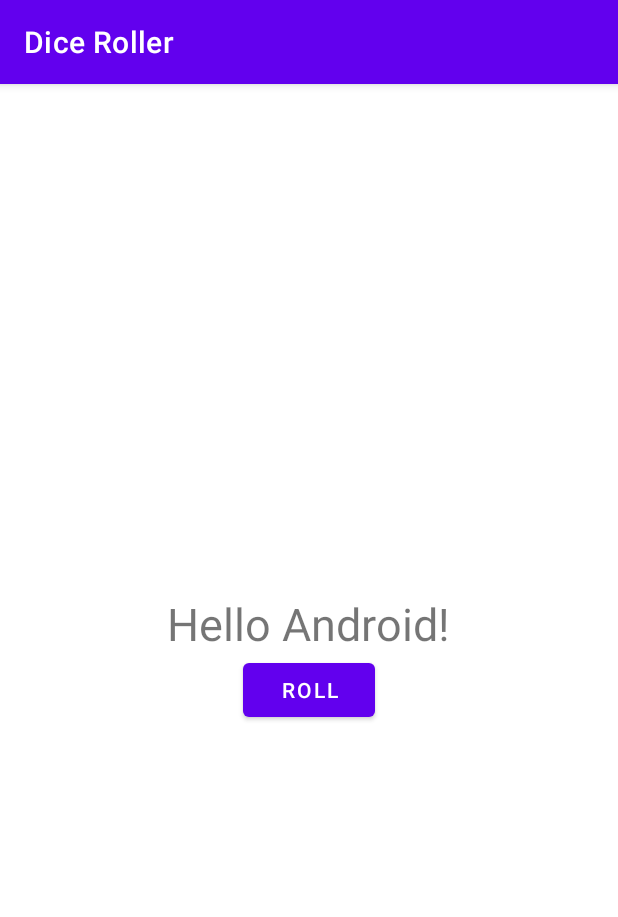
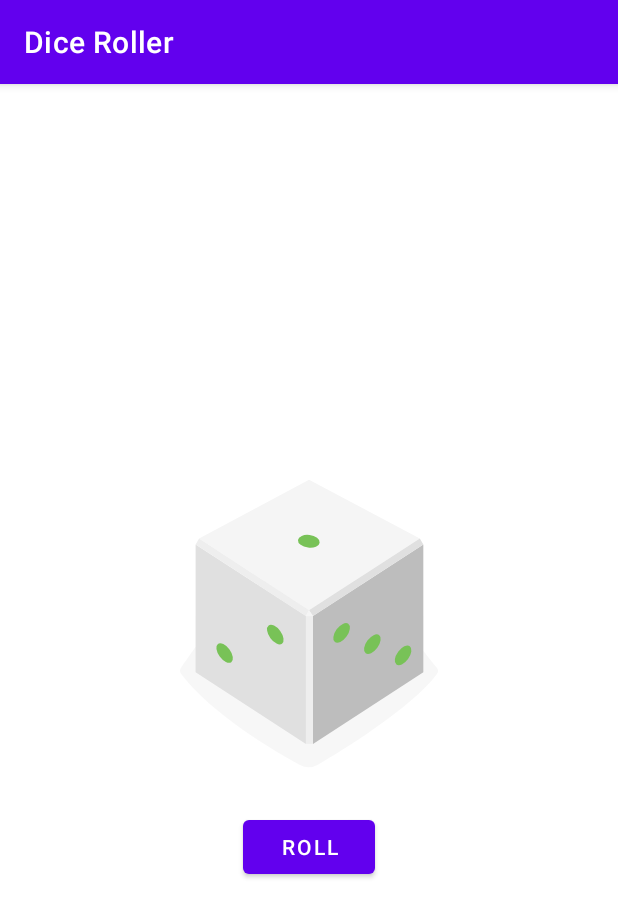
Before and after one commit to fede-debe/DiceRoller, an Android app: the screen it shows after launch (MainActivity), on a phone screen of 412 x 824 dp. Shown: the top 917 px of the screen. Run offline under Robolectric (Android 15) with nearby library versions, the phone set to English and light mode, and no system bars.

Commit message:
the app now can display the image of the dice with the number related to the result of the method that get executed when the user click the button.

```diff
--- a/app/src/main/java/com/example/diceroller/MainActivity.kt
+++ b/app/src/main/java/com/example/diceroller/MainActivity.kt
@@ -12,21 +12,25 @@ class MainActivity : AppCompatActivity() {
         super.onCreate(savedInstanceState)
         setContentView(R.layout.activity_main)
 
+        btn_roll.text = resources.getString(R.string.roll) // change the value of the text by using a String
 
-        btn_roll.text = resources.getString(R.string.roll)
-
+        // set an event for this View
         btn_roll.setOnClickListener{
             // Toast.makeText(this, "Let's Roll", Toast.LENGTH_LONG).show()
-            rollDice()
+            rollDice() // each time the user click on it will get a result from this method
         }
-
-
     }
 
     private fun rollDice() {
-        val randomInt = (1..6).random()
-        tv_roll_result.text = randomInt.toString()
+        val resultImageDice = when ((1..6).random()) { // based on the random result I want to display the related image
+            1-> R.drawable.dice_1
+            2-> R.drawable.dice_2
+            3-> R.drawable.dice_3
+            4-> R.drawable.dice_4
+            5-> R.drawable.dice_5
+            else-> R.drawable.dice_6
+        }
+
+        dice_image.setImageResource(resultImageDice) // we set the image related to the random number to this View
     }
-
-
 }
--- /dev/null
+++ b/app/src/main/res/drawable/dice_1.xml
@@ -0,0 +1,66 @@
+<!--
+  ~ Copyright 2018, The Android Open Source Project
+  ~
+  ~ Licensed under the Apache License, Version 2.0 (the "License");
+  ~ you may not use this file except in compliance with the License.
+  ~ You may obtain a copy of the License at
+  ~
+  ~     http://www.apache.org/licenses/LICENSE-2.0
+  ~
+  ~ Unless required by applicable law or agreed to in writing, software
+  ~ distributed under the License is distributed on an "AS IS" BASIS,
+  ~ WITHOUT WARRANTIES OR CONDITIONS OF ANY KIND, either express or implied.
+  ~ See the License for the specific language governing permissions and
+  ~ limitations under the License.
+  -->
+
+<vector xmlns:android="http://schemas.android.com/apk/res/android"
+    android:width="200dp"
+    android:height="250dp"
+    android:viewportWidth="800"
+    android:viewportHeight="1000">
+    <path
+        android:fillAlpha="0.5"
+        android:fillColor="#eee"
+        android:pathData="M740.8,635.42c-68.27,90.47 -249.77,201.76 -316,240.63a50.7,50.7 0,0 1,-49.93 0.81c-64.19,-35 -234.09,-133.88 -315.65,-242a14.69,14.69 0,0 1,-0.12 -17.49c77.58,-106.29 159.67,-258.89 341.06,-258.89 182,0 242.19,139.08 340.27,258.88A14.62,14.62 0,0 1,740.8 635.42Z"
+        android:strokeAlpha="0.5" />
+    <path
+        android:fillColor="#bdbdbd"
+        android:pathData="M704.9,630l-294.29,191.06l0,-340.85l294.29,-191.06l0,340.85z" />
+    <path
+        android:fillColor="#e0e0e0"
+        android:pathData="M97.59,630l294.29,191.06l0,-340.85l-294.29,-191.06l0,340.85z" />
+    <path
+        android:fillColor="#f5f5f5"
+        android:pathData="M400.14,464.73l-293.19,-191.45l293.19,-156.31l295.39,156.31l-295.39,191.45z" />
+    <path
+        android:fillColor="#eee"
+        android:pathData="M106.95,273.28l-9.36,15.87l294.29,191.06l8.26,-15.48l-293.19,-191.45z" />
+    <path
+        android:fillColor="#e0e0e0"
+        android:pathData="M695.53,273.28l9.37,15.87l-294.29,191.06l-10.47,-15.48l295.39,-191.45z" />
+    <path
+        android:fillColor="#eee"
+        android:pathData="M391.88,480.21h18.73v340.85h-18.73z" />
+    <path
+        android:fillColor="#f5f5f5"
+        android:pathData="M400.14,464.73l-8.26,15.48l18.73,0l-10.47,-15.48z" />
+    <path
+        android:fillColor="#78c257"
+        android:pathData="M397.45,297.62a16.9,28.71 97.07,1 0,4.16 -33.54a16.9,28.71 97.07,1 0,-4.16 33.54z" />
+    <path
+        android:fillColor="#78c257"
+        android:pathData="M297.17,539.02a30.12,16.11 53.82,1 0,26.01 -19.02a30.12,16.11 53.82,1 0,-26.01 19.02z" />
+    <path
+        android:fillColor="#78c257"
+        android:pathData="M161.96,588.24a30.12,16.11 53.82,1 0,26.01 -19.02a30.12,16.11 53.82,1 0,-26.01 19.02z" />
+    <path
+        android:fillColor="#78c257"
+        android:pathData="M551.15,579.45a30.12,16.11 126.18,1 0,35.56 -48.62a30.12,16.11 126.18,1 0,-35.56 48.62z" />
+    <path
+        android:fillColor="#78c257"
+        android:pathData="M469.12,549.58a30.12,16.11 126.18,1 0,35.56 -48.62a30.12,16.11 126.18,1 0,-35.56 48.62z" />
+    <path
+        android:fillColor="#78c257"
+        android:pathData="M633.17,609.29a30.12,16.11 126.18,1 0,35.56 -48.62a30.12,16.11 126.18,1 0,-35.56 48.62z" />
+</vector>
--- /dev/null
+++ b/app/src/main/res/drawable/dice_2.xml
@@ -0,0 +1,66 @@
+<!--
+  ~ Copyright 2018, The Android Open Source Project
+  ~
+  ~ Licensed under the Apache License, Version 2.0 (the "License");
+  ~ you may not use this file except in compliance with the License.
+  ~ You may obtain a copy of the License at
+  ~
+  ~     http://www.apache.org/licenses/LICENSE-2.0
+  ~
+  ~ Unless required by applicable law or agreed to in writing, software
+  ~ distributed under the License is distributed on an "AS IS" BASIS,
+  ~ WITHOUT WARRANTIES OR CONDITIONS OF ANY KIND, either express or implied.
+  ~ See the License for the specific language governing permissions and
+  ~ limitations under the License.
+  -->
+
+<vector xmlns:android="http://schemas.android.com/apk/res/android"
+    android:width="200dp"
+    android:height="250dp"
+    android:viewportWidth="800"
+    android:viewportHeight="1000">
+    <path
+        android:fillAlpha="0.5"
+        android:fillColor="#eee"
+        android:pathData="M740.8,635.42c-68.27,90.47 -249.77,201.76 -316,240.63a50.7,50.7 0,0 1,-49.93 0.81c-64.19,-35 -234.09,-133.88 -315.65,-242a14.69,14.69 0,0 1,-0.12 -17.49c77.58,-106.29 159.67,-258.89 341.06,-258.89 182,0 242.19,139.08 340.27,258.88A14.62,14.62 0,0 1,740.8 635.42Z"
+        android:strokeAlpha="0.5" />
+    <path
+        android:fillColor="#bdbdbd"
+        android:pathData="M704.9,630l-294.29,191.06l0,-340.85l294.29,-191.06l0,340.85z" />
+    <path
+        android:fillColor="#e0e0e0"
+        android:pathData="M97.59,630l294.29,191.06l0,-340.85l-294.29,-191.06l0,340.85z" />
+    <path
+        android:fillColor="#f5f5f5"
+        android:pathData="M400.14,464.73l-293.19,-191.45l293.19,-156.31l295.39,156.31l-295.39,191.45z" />
+    <path
+        android:fillColor="#eee"
+        android:pathData="M106.95,273.28l-9.36,15.87l294.29,191.06l8.26,-15.48l-293.19,-191.45z" />
+    <path
+        android:fillColor="#e0e0e0"
+        android:pathData="M695.53,273.28l9.37,15.87l-294.29,191.06l-10.47,-15.48l295.39,-191.45z" />
+    <path
+        android:fillColor="#eee"
+        android:pathData="M391.88,480.21h18.73v340.85h-18.73z" />
+    <path
+        android:fillColor="#f5f5f5"
+        android:pathData="M400.14,464.73l-8.26,15.48l18.73,0l-10.47,-15.48z" />
+    <path
+        android:fillColor="#78c257"
+        android:pathData="M520.85,303.25a16.9,28.71 97.07,1 0,4.16 -33.54a16.9,28.71 97.07,1 0,-4.16 33.54z" />
+    <path
+        android:fillColor="#78c257"
+        android:pathData="M273.33,291.99a16.9,28.71 97.07,1 0,4.16 -33.54a16.9,28.71 97.07,1 0,-4.16 33.54z" />
+    <path
+        android:fillColor="#78c257"
+        android:pathData="M229.56,563.64a30.12,16.11 53.82,1 0,26.01 -19.02a30.12,16.11 53.82,1 0,-26.01 19.02z" />
+    <path
+        android:fillColor="#78c257"
+        android:pathData="M311.58,533.77a30.12,16.11 53.82,1 0,26.01 -19.02a30.12,16.11 53.82,1 0,-26.01 19.02z" />
+    <path
+        android:fillColor="#78c257"
+        android:pathData="M147.54,593.49a30.12,16.11 53.82,1 0,26.01 -19.02a30.12,16.11 53.82,1 0,-26.01 19.02z" />
+    <path
+        android:fillColor="#78c257"
+        android:pathData="M551.15,579.45a30.12,16.11 126.18,1 0,35.56 -48.62a30.12,16.11 126.18,1 0,-35.56 48.62z" />
+</vector>
--- /dev/null
+++ b/app/src/main/res/drawable/dice_3.xml
@@ -0,0 +1,66 @@
+<!--
+  ~ Copyright 2018, The Android Open Source Project
+  ~
+  ~ Licensed under the Apache License, Version 2.0 (the "License");
+  ~ you may not use this file except in compliance with the License.
+  ~ You may obtain a copy of the License at
+  ~
+  ~     http://www.apache.org/licenses/LICENSE-2.0
+  ~
+  ~ Unless required by applicable law or agreed to in writing, software
+  ~ distributed under the License is distributed on an "AS IS" BASIS,
+  ~ WITHOUT WARRANTIES OR CONDITIONS OF ANY KIND, either express or implied.
+  ~ See the License for the specific language governing permissions and
+  ~ limitations under the License.
+  -->
+
+<vector xmlns:android="http://schemas.android.com/apk/res/android"
+    android:width="200dp"
+    android:height="250dp"
+    android:viewportWidth="800"
+    android:viewportHeight="1000">
+    <path
+        android:fillAlpha="0.5"
+        android:fillColor="#eee"
+        android:pathData="M740.8,635.42c-68.27,90.47 -249.77,201.76 -316,240.63a50.7,50.7 0,0 1,-49.93 0.81c-64.19,-35 -234.09,-133.88 -315.65,-242a14.69,14.69 0,0 1,-0.12 -17.49c77.58,-106.29 159.67,-258.89 341.06,-258.89 182,0 242.19,139.08 340.27,258.88A14.62,14.62 0,0 1,740.8 635.42Z"
+        android:strokeAlpha="0.5" />
+    <path
+        android:fillColor="#bdbdbd"
+        android:pathData="M704.9,630l-294.29,191.06l0,-340.85l294.29,-191.06l0,340.85z" />
+    <path
+        android:fillColor="#e0e0e0"
+        android:pathData="M97.59,630l294.29,191.06l0,-340.85l-294.29,-191.06l0,340.85z" />
+    <path
+        android:fillColor="#f5f5f5"
+        android:pathData="M400.14,464.73l-293.19,-191.45l293.19,-156.31l295.39,156.31l-295.39,191.45z" />
+    <path
+        android:fillColor="#eee"
+        android:pathData="M106.95,273.28l-9.36,15.87l294.29,191.06l8.26,-15.48l-293.19,-191.45z" />
+    <path
+        android:fillColor="#e0e0e0"
+        android:pathData="M695.53,273.28l9.37,15.87l-294.29,191.06l-10.47,-15.48l295.39,-191.45z" />
+    <path
+        android:fillColor="#eee"
+        android:pathData="M391.88,480.21h18.73v340.85h-18.73z" />
+    <path
+        android:fillColor="#f5f5f5"
+        android:pathData="M400.14,464.73l-8.26,15.48l18.73,0l-10.47,-15.48z" />
+    <path
+        android:fillColor="#78c257"
+        android:pathData="M398.11,297.62a16.9,28.71 97.07,1 0,4.16 -33.54a16.9,28.71 97.07,1 0,-4.16 33.54z" />
+    <path
+        android:fillColor="#78c257"
+        android:pathData="M548.27,304.46a16.9,28.71 97.07,1 0,4.16 -33.54a16.9,28.71 97.07,1 0,-4.16 33.54z" />
+    <path
+        android:fillColor="#78c257"
+        android:pathData="M247.95,290.79a16.9,28.71 97.07,1 0,4.16 -33.54a16.9,28.71 97.07,1 0,-4.16 33.54z" />
+    <path
+        android:fillColor="#78c257"
+        android:pathData="M229.56,563.64a30.12,16.11 53.82,1 0,26.01 -19.02a30.12,16.11 53.82,1 0,-26.01 19.02z" />
+    <path
+        android:fillColor="#78c257"
+        android:pathData="M483.54,554.83a30.12,16.11 126.18,1 0,35.56 -48.62a30.12,16.11 126.18,1 0,-35.56 48.62z" />
+    <path
+        android:fillColor="#78c257"
+        android:pathData="M618.75,604.04a30.12,16.11 126.18,1 0,35.56 -48.62a30.12,16.11 126.18,1 0,-35.56 48.62z" />
+</vector>
--- /dev/null
+++ b/app/src/main/res/drawable/dice_4.xml
@@ -0,0 +1,69 @@
+<!--
+  ~ Copyright 2018, The Android Open Source Project
+  ~
+  ~ Licensed under the Apache License, Version 2.0 (the "License");
+  ~ you may not use this file except in compliance with the License.
+  ~ You may obtain a copy of the License at
+  ~
+  ~     http://www.apache.org/licenses/LICENSE-2.0
+  ~
+  ~ Unless required by applicable law or agreed to in writing, software
+  ~ distributed under the License is distributed on an "AS IS" BASIS,
+  ~ WITHOUT WARRANTIES OR CONDITIONS OF ANY KIND, either express or implied.
+  ~ See the License for the specific language governing permissions and
+  ~ limitations under the License.
+  -->
+
+<vector xmlns:android="http://schemas.android.com/apk/res/android"
+    android:width="200dp"
+    android:height="250dp"
+    android:viewportWidth="800"
+    android:viewportHeight="1000">
+    <path
+        android:fillAlpha="0.5"
+        android:fillColor="#eee"
+        android:pathData="M740.8,635.42c-68.27,90.47 -249.77,201.76 -316,240.63a50.7,50.7 0,0 1,-49.93 0.81c-64.19,-35 -234.09,-133.88 -315.65,-242a14.69,14.69 0,0 1,-0.12 -17.49c77.58,-106.29 159.67,-258.89 341.06,-258.89 182,0 242.19,139.08 340.27,258.88A14.62,14.62 0,0 1,740.8 635.42Z"
+        android:strokeAlpha="0.5" />
+    <path
+        android:fillColor="#bdbdbd"
+        android:pathData="M704.9,630l-294.29,191.06l0,-340.85l294.29,-191.06l0,340.85z" />
+    <path
+        android:fillColor="#e0e0e0"
+        android:pathData="M97.59,630l294.29,191.06l0,-340.85l-294.29,-191.06l0,340.85z" />
+    <path
+        android:fillColor="#f5f5f5"
+        android:pathData="M400.14,464.73l-293.19,-191.45l293.19,-156.31l295.39,156.31l-295.39,191.45z" />
+    <path
+        android:fillColor="#eee"
+        android:pathData="M106.95,273.28l-9.36,15.87l294.29,191.06l8.26,-15.48l-293.19,-191.45z" />
+    <path
+        android:fillColor="#e0e0e0"
+        android:pathData="M695.53,273.28l9.37,15.87l-294.29,191.06l-10.47,-15.48l295.39,-191.45z" />
+    <path
+        android:fillColor="#eee"
+        android:pathData="M391.88,480.21h18.73v340.85h-18.73z" />
+    <path
+        android:fillColor="#f5f5f5"
+        android:pathData="M400.14,464.73l-8.26,15.48l18.73,0l-10.47,-15.48z" />
+    <path
+        android:fillColor="#78c257"
+        android:pathData="M530.08,303.65a16.9,28.71 97.07,1 0,4.16 -33.54a16.9,28.71 97.07,1 0,-4.16 33.54z" />
+    <path
+        android:fillColor="#78c257"
+        android:pathData="M389.68,218.17a16.9,28.71 97.07,1 0,4.16 -33.54a16.9,28.71 97.07,1 0,-4.16 33.54z" />
+    <path
+        android:fillColor="#78c257"
+        android:pathData="M405.35,377.09a16.9,28.71 97.07,1 0,4.16 -33.54a16.9,28.71 97.07,1 0,-4.16 33.54z" />
+    <path
+        android:fillColor="#78c257"
+        android:pathData="M264.95,291.6a16.9,28.71 97.07,1 0,4.16 -33.54a16.9,28.71 97.07,1 0,-4.16 33.54z" />
+    <path
+        android:fillColor="#78c257"
+        android:pathData="M297.17,541.59a30.12,16.11 53.82,1 0,26.01 -19.02a30.12,16.11 53.82,1 0,-26.01 19.02z" />
+    <path
+        android:fillColor="#78c257"
+        android:pathData="M161.96,590.81a30.12,16.11 53.82,1 0,26.01 -19.02a30.12,16.11 53.82,1 0,-26.01 19.02z" />
+    <path
+        android:fillColor="#78c257"
+        android:pathData="M551.15,579.45a30.12,16.11 126.18,1 0,35.56 -48.62a30.12,16.11 126.18,1 0,-35.56 48.62z" />
+</vector>
--- /dev/null
+++ b/app/src/main/res/drawable/dice_5.xml
@@ -0,0 +1,75 @@
+<!--
+  ~ Copyright 2018, The Android Open Source Project
+  ~
+  ~ Licensed under the Apache License, Version 2.0 (the "License");
+  ~ you may not use this file except in compliance with the License.
+  ~ You may obtain a copy of the License at
+  ~
+  ~     http://www.apache.org/licenses/LICENSE-2.0
+  ~
+  ~ Unless required by applicable law or agreed to in writing, software
+  ~ distributed under the License is distributed on an "AS IS" BASIS,
+  ~ WITHOUT WARRANTIES OR CONDITIONS OF ANY KIND, either express or implied.
+  ~ See the License for the specific language governing permissions and
+  ~ limitations under the License.
+  -->
+
+<vector xmlns:android="http://schemas.android.com/apk/res/android"
+    android:width="200dp"
+    android:height="250dp"
+    android:viewportWidth="800"
+    android:viewportHeight="1000">
+    <path
+        android:fillAlpha="0.5"
+        android:fillColor="#eee"
+        android:pathData="M740.8,635.42c-68.27,90.47 -249.77,201.76 -316,240.63a50.7,50.7 0,0 1,-49.93 0.81c-64.19,-35 -234.09,-133.88 -315.65,-242a14.69,14.69 0,0 1,-0.12 -17.49c77.58,-106.29 159.67,-258.89 341.06,-258.89 182,0 242.19,139.08 340.27,258.88A14.62,14.62 0,0 1,740.8 635.42Z"
+        android:strokeAlpha="0.5" />
+    <path
+        android:fillColor="#bdbdbd"
+        android:pathData="M704.9,630l-294.29,191.06l0,-340.85l294.29,-191.06l0,340.85z" />
+    <path
+        android:fillColor="#e0e0e0"
+        android:pathData="M97.59,630l294.29,191.06l0,-340.85l-294.29,-191.06l0,340.85z" />
+    <path
+        android:fillColor="#f5f5f5"
+        android:pathData="M400.14,464.73l-293.19,-191.45l293.19,-156.31l295.39,156.31l-295.39,191.45z" />
+    <path
+        android:fillColor="#eee"
+        android:pathData="M106.95,273.28l-9.36,15.87l294.29,191.06l8.26,-15.48l-293.19,-191.45z" />
+    <path
+        android:fillColor="#e0e0e0"
+        android:pathData="M695.53,273.28l9.37,15.87l-294.29,191.06l-10.47,-15.48l295.39,-191.45z" />
+    <path
+        android:fillColor="#eee"
+        android:pathData="M391.88,480.21h18.73v340.85h-18.73z" />
+    <path
+        android:fillColor="#f5f5f5"
+        android:pathData="M400.14,464.73l-8.26,15.48l18.73,0l-10.47,-15.48z" />
+    <path
+        android:fillColor="#78c257"
+        android:pathData="M397.05,297.63a16.9,28.71 97.07,1 0,4.16 -33.54a16.9,28.71 97.07,1 0,-4.16 33.54z" />
+    <path
+        android:fillColor="#78c257"
+        android:pathData="M547.21,304.45a16.9,28.71 97.07,1 0,4.16 -33.54a16.9,28.71 97.07,1 0,-4.16 33.54z" />
+    <path
+        android:fillColor="#78c257"
+        android:pathData="M388.17,207.62a16.9,28.71 97.07,1 0,4.16 -33.54a16.9,28.71 97.07,1 0,-4.16 33.54z" />
+    <path
+        android:fillColor="#78c257"
+        android:pathData="M405.93,387.62a16.9,28.71 97.07,1 0,4.16 -33.54a16.9,28.71 97.07,1 0,-4.16 33.54z" />
+    <path
+        android:fillColor="#78c257"
+        android:pathData="M246.89,290.79a16.9,28.71 97.07,1 0,4.16 -33.54a16.9,28.71 97.07,1 0,-4.16 33.54z" />
+    <path
+        android:fillColor="#78c257"
+        android:pathData="M229.56,563.64a30.12,16.11 53.82,1 0,26.01 -19.02a30.12,16.11 53.82,1 0,-26.01 19.02z" />
+    <path
+        android:fillColor="#78c257"
+        android:pathData="M551.15,579.45a30.12,16.11 126.18,1 0,35.56 -48.62a30.12,16.11 126.18,1 0,-35.56 48.62z" />
+    <path
+        android:fillColor="#78c257"
+        android:pathData="M469.12,549.58a30.12,16.11 126.18,1 0,35.56 -48.62a30.12,16.11 126.18,1 0,-35.56 48.62z" />
+    <path
+        android:fillColor="#78c257"
+        android:pathData="M633.17,609.29a30.12,16.11 126.18,1 0,35.56 -48.62a30.12,16.11 126.18,1 0,-35.56 48.62z" />
+</vector>
--- /dev/null
+++ b/app/src/main/res/drawable/dice_6.xml
@@ -0,0 +1,81 @@
+<!--
+  ~ Copyright 2018, The Android Open Source Project
+  ~
+  ~ Licensed under the Apache License, Version 2.0 (the "License");
+  ~ you may not use this file except in compliance with the License.
+  ~ You may obtain a copy of the License at
+  ~
+  ~     http://www.apache.org/licenses/LICENSE-2.0
+  ~
+  ~ Unless required by applicable law or agreed to in writing, software
+  ~ distributed under the License is distributed on an "AS IS" BASIS,
+  ~ WITHOUT WARRANTIES OR CONDITIONS OF ANY KIND, either express or implied.
+  ~ See the License for the specific language governing permissions and
+  ~ limitations under the License.
+  -->
+
+<vector xmlns:android="http://schemas.android.com/apk/res/android"
+    android:width="200dp"
+    android:height="250dp"
+    android:viewportWidth="800"
+    android:viewportHeight="1000">
+    <path
+        android:fillAlpha="0.5"
+        android:fillColor="#eee"
+        android:pathData="M740.8,635.42c-68.27,90.47 -249.77,201.76 -316,240.63a50.7,50.7 0,0 1,-49.93 0.81c-64.19,-35 -234.09,-133.88 -315.65,-242a14.69,14.69 0,0 1,-0.12 -17.49c77.58,-106.29 159.67,-258.89 341.06,-258.89 182,0 242.19,139.08 340.27,258.88A14.62,14.62 0,0 1,740.8 635.42Z"
+        android:strokeAlpha="0.5" />
+    <path
+        android:fillColor="#bdbdbd"
+        android:pathData="M704.9,630l-294.29,191.06l0,-340.85l294.29,-191.06l0,340.85z" />
+    <path
+        android:fillColor="#e0e0e0"
+        android:pathData="M97.59,630l294.29,191.06l0,-340.85l-294.29,-191.06l0,340.85z" />
+    <path
+        android:fillColor="#f5f5f5"
+        android:pathData="M400.14,464.73l-293.19,-191.45l293.19,-156.31l295.39,156.31l-295.39,191.45z" />
+    <path
+        android:fillColor="#eee"
+        android:pathData="M106.95,273.28l-9.36,15.87l294.29,191.06l8.26,-15.48l-293.19,-191.45z" />
+    <path
+        android:fillColor="#e0e0e0"
+        android:pathData="M695.53,273.28l9.37,15.87l-294.29,191.06l-10.47,-15.48l295.39,-191.45z" />
+    <path
+        android:fillColor="#eee"
+        android:pathData="M391.88,480.21h18.73v340.85h-18.73z" />
+    <path
+        android:fillColor="#f5f5f5"
+        android:pathData="M400.14,464.73l-8.26,15.48l18.73,0l-10.47,-15.48z" />
+    <path
+        android:fillColor="#78c257"
+        android:pathData="M326.53,254.89a16.9,28.71 97.07,1 0,4.16 -33.54a16.9,28.71 97.07,1 0,-4.16 33.54z" />
+    <path
+        android:fillColor="#78c257"
+        android:pathData="M537.57,298.78a16.9,28.71 97.07,1 0,4.16 -33.54a16.9,28.71 97.07,1 0,-4.16 33.54z" />
+    <path
+        android:fillColor="#78c257"
+        android:pathData="M397.17,213.3a16.9,28.71 97.07,1 0,4.16 -33.54a16.9,28.71 97.07,1 0,-4.16 33.54z" />
+    <path
+        android:fillColor="#78c257"
+        android:pathData="M396.31,381.95a16.9,28.71 97.07,1 0,4.16 -33.54a16.9,28.71 97.07,1 0,-4.16 33.54z" />
+    <path
+        android:fillColor="#78c257"
+        android:pathData="M255.91,296.47a16.9,28.71 97.07,1 0,4.16 -33.54a16.9,28.71 97.07,1 0,-4.16 33.54z" />
+    <path
+        android:fillColor="#78c257"
+        android:pathData="M466.93,340.37a16.9,28.71 97.07,1 0,4.16 -33.54a16.9,28.71 97.07,1 0,-4.16 33.54z" />
+    <path
+        android:fillColor="#78c257"
+        android:pathData="M230,563.64a30.12,16.11 53.82,1 0,26.01 -19.02a30.12,16.11 53.82,1 0,-26.01 19.02z" />
+    <path
+        android:fillColor="#78c257"
+        android:pathData="M312.02,533.78a30.12,16.11 53.82,1 0,26.01 -19.02a30.12,16.11 53.82,1 0,-26.01 19.02z" />
+    <path
+        android:fillColor="#78c257"
+        android:pathData="M147.96,593.48a30.12,16.11 53.82,1 0,26.01 -19.02a30.12,16.11 53.82,1 0,-26.01 19.02z" />
+    <path
+        android:fillColor="#78c257"
+        android:pathData="M483.54,554.83a30.12,16.11 126.18,1 0,35.56 -48.62a30.12,16.11 126.18,1 0,-35.56 48.62z" />
+    <path
+        android:fillColor="#78c257"
+        android:pathData="M618.75,604.04a30.12,16.11 126.18,1 0,35.56 -48.62a30.12,16.11 126.18,1 0,-35.56 48.62z" />
+</vector>
--- /dev/null
+++ b/app/src/main/res/drawable/empty_dice.xml
@@ -0,0 +1,27 @@
+<!--
+  ~ Copyright 2018, The Android Open Source Project
+  ~
+  ~ Licensed under the Apache License, Version 2.0 (the "License");
+  ~ you may not use this file except in compliance with the License.
+  ~ You may obtain a copy of the License at
+  ~
+  ~     http://www.apache.org/licenses/LICENSE-2.0
+  ~
+  ~ Unless required by applicable law or agreed to in writing, software
+  ~ distributed under the License is distributed on an "AS IS" BASIS,
+  ~ WITHOUT WARRANTIES OR CONDITIONS OF ANY KIND, either express or implied.
+  ~ See the License for the specific language governing permissions and
+  ~ limitations under the License.
+  -->
+
+<vector xmlns:android="http://schemas.android.com/apk/res/android"
+    android:width="200dp"
+    android:height="250dp"
+    android:viewportWidth="800"
+    android:viewportHeight="1000">
+
+    <path
+        android:fillColor="#00000000"
+        android:pathData="M0,0l0,0z" />
+
+</vector>
--- a/app/src/main/res/layout/activity_main.xml
+++ b/app/src/main/res/layout/activity_main.xml
@@ -7,13 +7,12 @@
     android:layout_gravity="center_vertical"
     tools:context=".MainActivity">
 
-    <TextView
-        android:id="@+id/tv_roll_result"
+    <ImageView
+        android:id="@+id/dice_image"
         android:layout_width="wrap_content"
         android:layout_height="wrap_content"
-        android:text="@string/hello_android"
         android:layout_gravity="center_horizontal"
-        android:textSize="@dimen/main_activity_textView_textSize"/>
+        android:src="@drawable/dice_1"/>
 
     <Button
         android:id="@+id/btn_roll"
```
